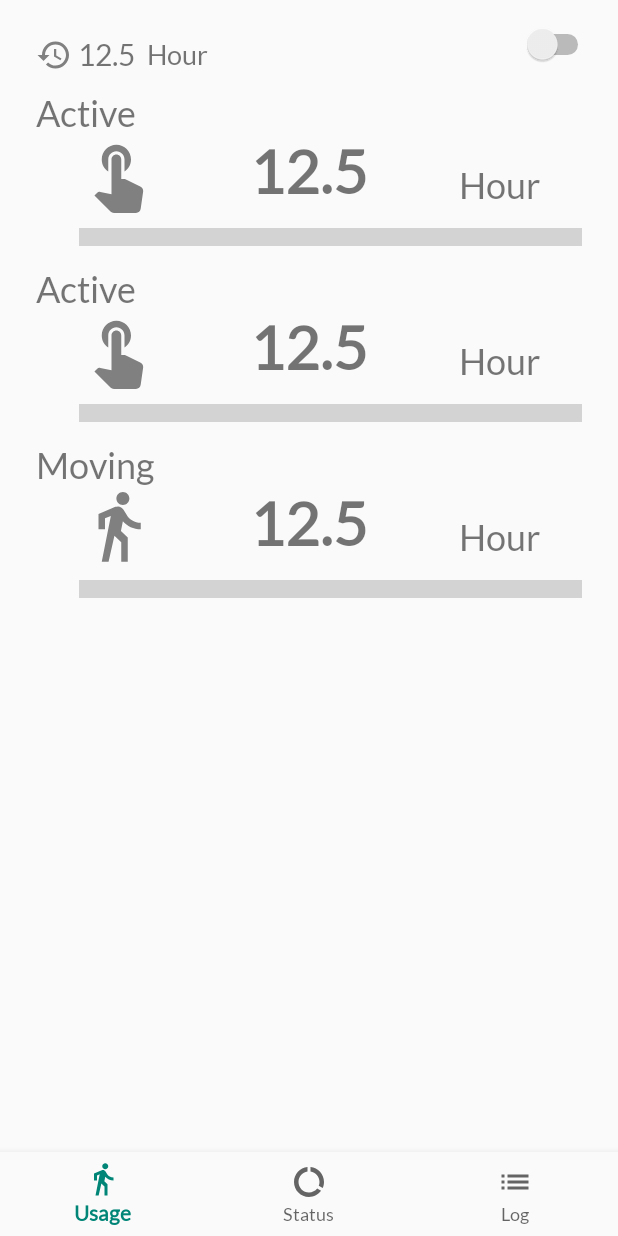
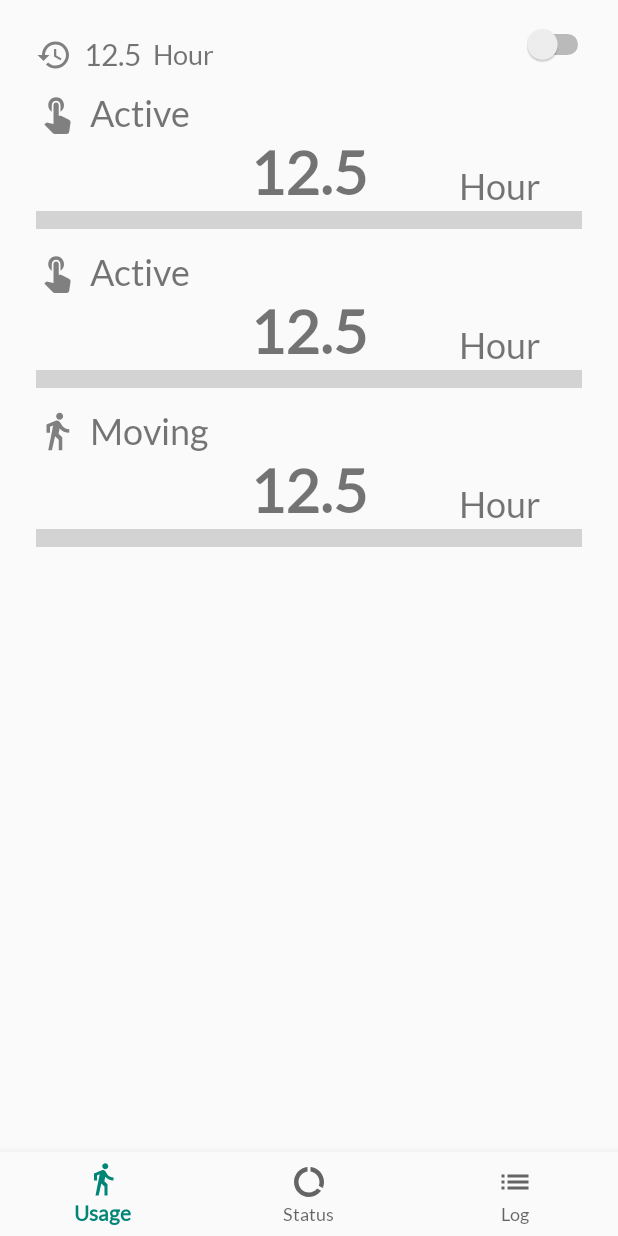
Before and after one commit to hotaru84/logger, an Android app: the screen it shows after launch (MainActivity), on a phone screen of 412 x 824 dp. Run offline under Robolectric (Android 15) with nearby library versions, the phone set to English and light mode, and no system bars; our stand-ins replace Room's generated code, navigation-ui; libraries missing offline, so code that uses them is left out: fi.iki.elonen; 5 statements that could not run were skipped.

Commit message:
update layout

```diff
--- a/app/src/main/res/layout/progress_card.xml
+++ b/app/src/main/res/layout/progress_card.xml
@@ -10,13 +10,13 @@
 
     <ImageView
         android:id="@+id/icon"
-        android:layout_width="52dp"
-        android:layout_height="52dp"
+        android:layout_width="28dp"
+        android:layout_height="28dp"
         android:src="@drawable/ic_touch_app_black_24dp"
         android:tint="@android:color/tertiary_text_light"
-        app:layout_constraintEnd_toEndOf="@+id/label_text"
-        app:layout_constraintStart_toStartOf="@+id/label_text"
-        app:layout_constraintTop_toBottomOf="@+id/label_text" />
+        app:layout_constraintBottom_toBottomOf="@+id/label_text"
+        app:layout_constraintStart_toStartOf="parent"
+        app:layout_constraintTop_toTopOf="@+id/label_text" />
 
     <TextView
         android:id="@+id/value_text"
@@ -27,10 +27,11 @@
         android:textSize="40sp"
         android:textStyle="bold"
         app:layout_constraintBottom_toBottomOf="parent"
+        app:layout_constraintBottom_toTopOf="@+id/progress"
         app:layout_constraintEnd_toStartOf="@+id/guideline"
         app:layout_constraintHorizontal_bias="1.0"
         app:layout_constraintStart_toStartOf="@+id/guideline2"
-        app:layout_constraintTop_toTopOf="parent" />
+        app:layout_constraintTop_toBottomOf="@+id/label_text" />
 
     <androidx.constraintlayout.widget.Guideline
         android:id="@+id/guideline"
@@ -54,10 +55,11 @@
         android:id="@+id/label_text"
         android:layout_width="0dp"
         android:layout_height="wrap_content"
+        android:layout_marginStart="8dp"
         android:text="Active"
         android:textSize="24sp"
-        app:layout_constraintEnd_toStartOf="@+id/guideline2"
-        app:layout_constraintStart_toStartOf="parent"
+        app:layout_constraintEnd_toStartOf="@+id/guideline"
+        app:layout_constraintStart_toEndOf="@+id/icon"
         app:layout_constraintTop_toTopOf="parent" />
 
     <TextView
@@ -76,10 +78,9 @@
         style="@style/Widget.AppCompat.ProgressBar.Horizontal"
         android:layout_width="0dp"
         android:layout_height="wrap_content"
-        android:layout_marginTop="8dp"
         android:scaleY="3"
         app:layout_constraintBottom_toBottomOf="parent"
         app:layout_constraintEnd_toEndOf="parent"
         app:layout_constraintStart_toStartOf="@+id/icon"
-        app:layout_constraintTop_toBottomOf="@+id/icon" />
+        app:layout_constraintTop_toBottomOf="@+id/value_text" />
 </androidx.constraintlayout.widget.ConstraintLayout>
--- a/app/src/main/res/layout/subtitle_card.xml
+++ b/app/src/main/res/layout/subtitle_card.xml
@@ -25,7 +25,7 @@
         android:text="12.5"
         android:textAlignment="center"
         android:textSize="20sp"
-        android:layout_marginStart="4dp"
+        android:layout_marginStart="8dp"
         app:layout_constraintBottom_toBottomOf="parent"
         app:layout_constraintStart_toEndOf="@+id/imageView"
         app:layout_constraintTop_toTopOf="parent" />
```
